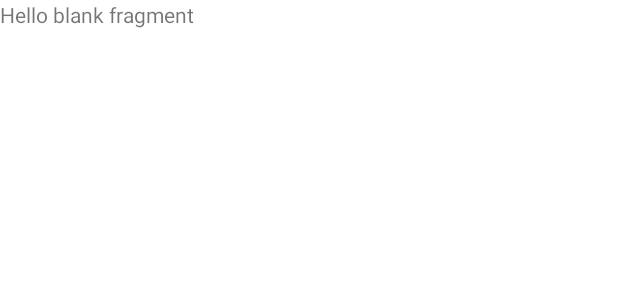
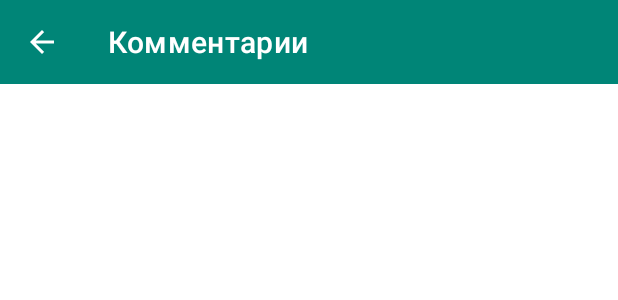
Before and after one commit to roman-zm/coursework_client_android, an Android app: the layout fragment_film_comments.xml on its own in the app's theme, with its tools: preview values and no code run, on a phone screen of 412 x 824 dp. Shown: the top 300 px of the screen. Run offline under Robolectric (Android 15) with nearby library versions, the phone set to English and light mode, and no system bars.

Commit message:
comments

```diff
--- a/app/src/main/java/com/namor/coursework/fragment/user/film/UserFilmPresenter.kt
+++ b/app/src/main/java/com/namor/coursework/fragment/user/film/UserFilmPresenter.kt
@@ -129,4 +129,8 @@ class UserFilmPresenter: BasePresenter<UserFilmView>() {
         }
     }
 
+    fun openComments() {
+        viewState.openComments(film)
+    }
+
 }
--- a/app/src/main/java/com/namor/coursework/fragment/user/film/UserFilmView.kt
+++ b/app/src/main/java/com/namor/coursework/fragment/user/film/UserFilmView.kt
@@ -2,7 +2,9 @@ package com.namor.coursework.fragment.user.film
 
 import com.arellomobile.mvp.MvpView
 import com.arellomobile.mvp.viewstate.strategy.AddToEndSingleStrategy
+import com.arellomobile.mvp.viewstate.strategy.SkipStrategy
 import com.arellomobile.mvp.viewstate.strategy.StateStrategyType
+import com.namor.coursework.domain.Film
 import com.namor.coursework.domain.Genre
 
 interface UserFilmView: MvpView {
@@ -32,4 +34,7 @@ interface UserFilmView: MvpView {
 
     @StateStrategyType(AddToEndSingleStrategy::class)
     fun setSelfMark(mark: Int)
+
+    @StateStrategyType(SkipStrategy::class)
+    fun openComments(film: Film)
 }
--- a/app/src/main/java/com/namor/coursework/service/AdminService.kt
+++ b/app/src/main/java/com/namor/coursework/service/AdminService.kt
@@ -59,4 +59,7 @@ interface UserService {
 
     @GET("ratings/search/getAverageForFilm")
     fun getAverageRating(@Query("film") film: Int): Single<Float>
+
+    @GET("comments/search/getAllByFilmOrderByDate")
+    fun getCommentsByFilm(@Query("film") film: Int): Single<Page<Comment>>
 }
--- a/app/src/main/res/layout/fragment_film_comments.xml
+++ b/app/src/main/res/layout/fragment_film_comments.xml
@@ -1,14 +1,33 @@
 <?xml version="1.0" encoding="utf-8"?>
-<FrameLayout xmlns:android="http://schemas.android.com/apk/res/android"
+<androidx.constraintlayout.widget.ConstraintLayout xmlns:android="http://schemas.android.com/apk/res/android"
+    xmlns:app="http://schemas.android.com/apk/res-auto"
     xmlns:tools="http://schemas.android.com/tools"
     android:layout_width="match_parent"
     android:layout_height="match_parent"
-    tools:context=".fragment.user.comments.FilmCommentsFragment">
+    tools:context=".fragment.user.comments.FilmCommentsFragment" >
 
-    <!-- TODO: Update blank fragment layout -->
-    <TextView
+    <androidx.appcompat.widget.Toolbar
+        android:id="@+id/toolbar"
         android:layout_width="match_parent"
-        android:layout_height="match_parent"
-        android:text="@string/hello_blank_fragment" />
+        android:layout_height="wrap_content"
+        android:background="?attr/colorPrimary"
+        android:minHeight="?attr/actionBarSize"
+        android:theme="?attr/actionBarTheme"
+        app:layout_constraintEnd_toEndOf="parent"
+        app:layout_constraintStart_toStartOf="parent"
+        app:layout_constraintTop_toTopOf="parent"
+        app:navigationIcon="@drawable/ic_arrow_back"
+        app:title="Комментарии"
+        app:titleTextColor="@android:color/white" />
 
-</FrameLayout>
+    <androidx.recyclerview.widget.RecyclerView
+        android:id="@+id/recycler"
+        android:layout_width="match_parent"
+        android:layout_height="0dp"
+        app:layoutManager="androidx.recyclerview.widget.LinearLayoutManager"
+        android:orientation="vertical"
+        app:layout_constraintBottom_toBottomOf="parent"
+        app:layout_constraintEnd_toEndOf="parent"
+        app:layout_constraintStart_toStartOf="parent"
+        app:layout_constraintTop_toBottomOf="@+id/toolbar" />
+</androidx.constraintlayout.widget.ConstraintLayout>
```
Also changed, not shown: app/src/main/java/com/namor/coursework/CalendarDeserializer.kt (added, +18 -0 lines), app/src/main/java/com/namor/coursework/MainActivity.kt (+10 -1 lines), app/src/main/java/com/namor/coursework/ServiceHolder.kt (+10 -3 lines), app/src/main/java/com/namor/coursework/domain/Comment.kt (added, +17 -0 lines), app/src/main/java/com/namor/coursework/fragment/user/comments/FilmCommentsFragment.kt (+27 -14 lines), app/src/main/java/com/namor/coursework/fragment/user/comments/FilmCommentsPresenter.kt (added, +81 -0 lines), app/src/main/java/com/namor/coursework/fragment/user/comments/FilmCommentsView.kt (added, +11 -0 lines), app/src/main/java/com/namor/coursework/fragment/user/film/UserFilmFragment.kt (+12 -3 lines), app/src/main/res/layout/comment_view.xml (added, +45 -0 lines), app/src/main/res/drawable-hdpi/ic_arrow_back.png (added), app/src/main/res/drawable-mdpi/ic_arrow_back.png (added), app/src/main/res/drawable-xhdpi/ic_arrow_back.png (added), app/src/main/res/drawable-xxhdpi/ic_arrow_back.png (added), app/src/main/res/drawable-xxxhdpi/ic_arrow_back.png (added).
